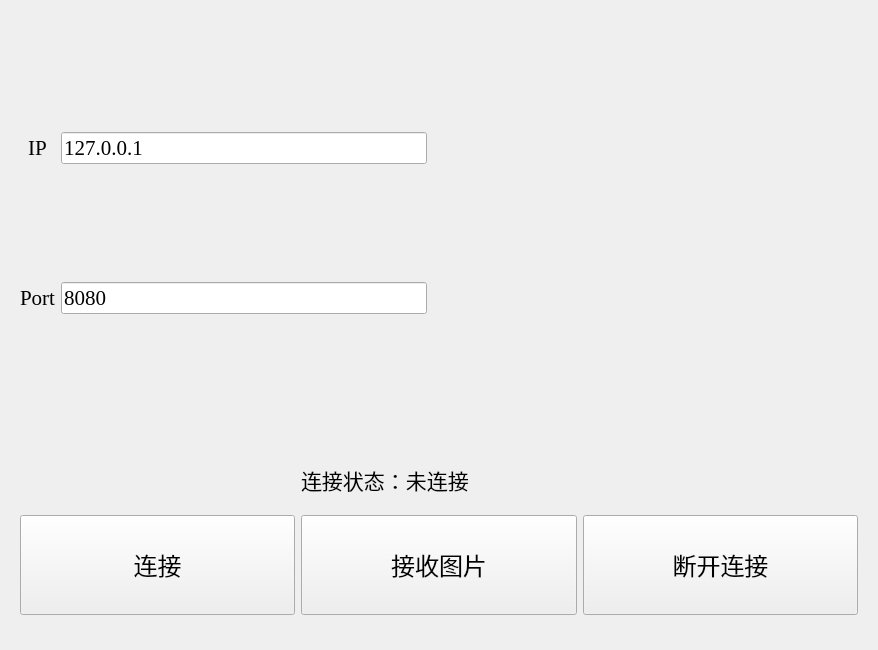
Above: widget.ui from DavidingPlus/graphics-display-terminal before the change. Below: the same form after it.
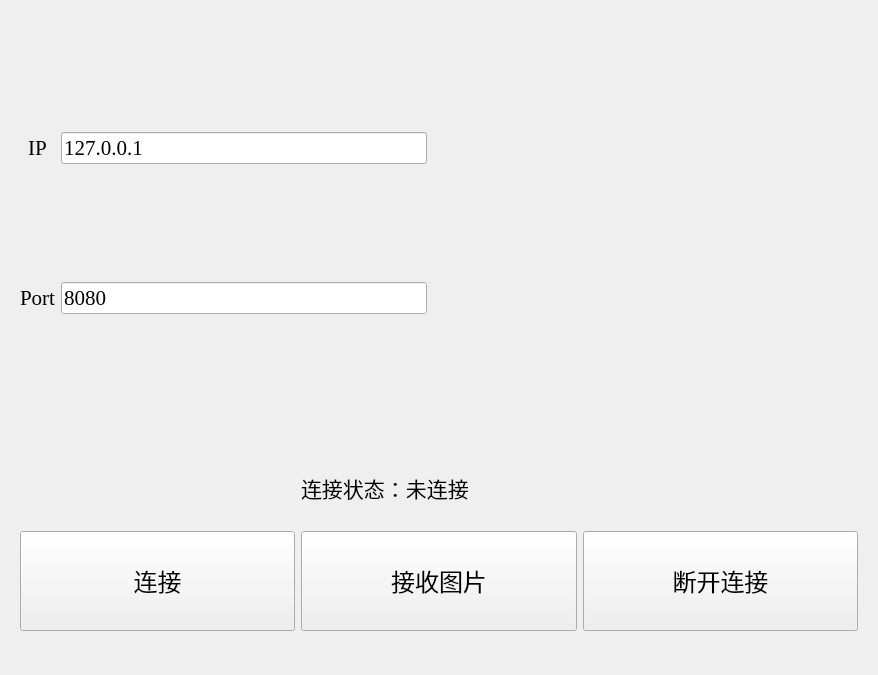
That is the form after the change.

Commit message: fix pic draw

The edit to the form file:
```diff
--- a/widget.ui
+++ b/widget.ui
@@ -7,7 +7,7 @@
     <x>0</x>
     <y>0</y>
     <width>876</width>
-    <height>650</height>
+    <height>675</height>
    </rect>
   </property>
   <property name="windowTitle">
```
The commit also changes 1 other file.
